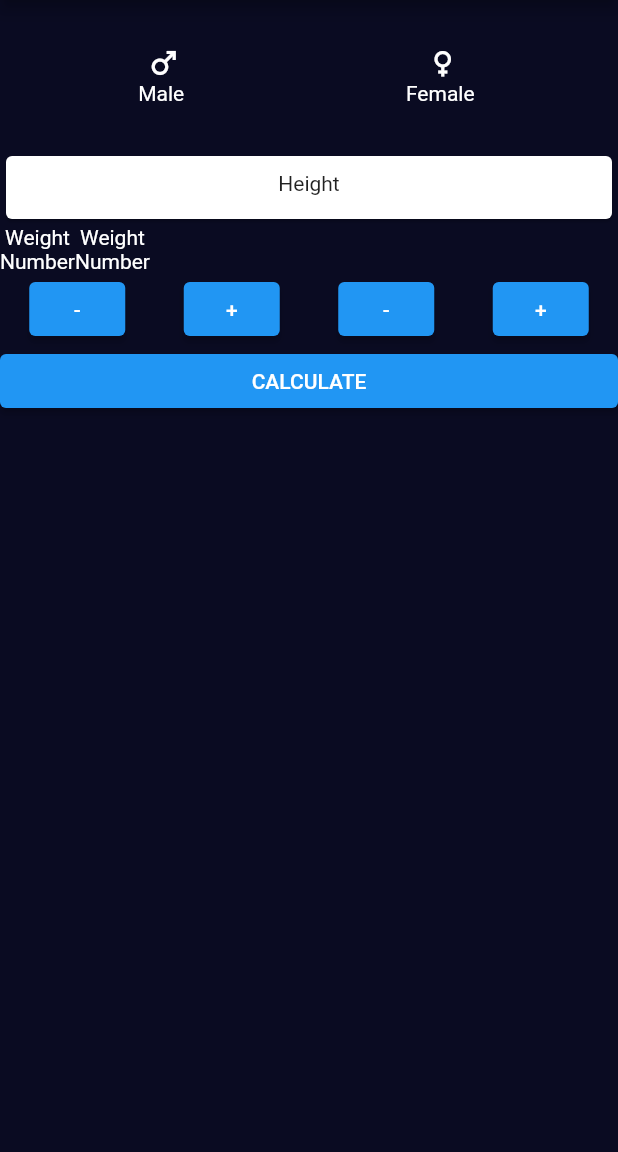
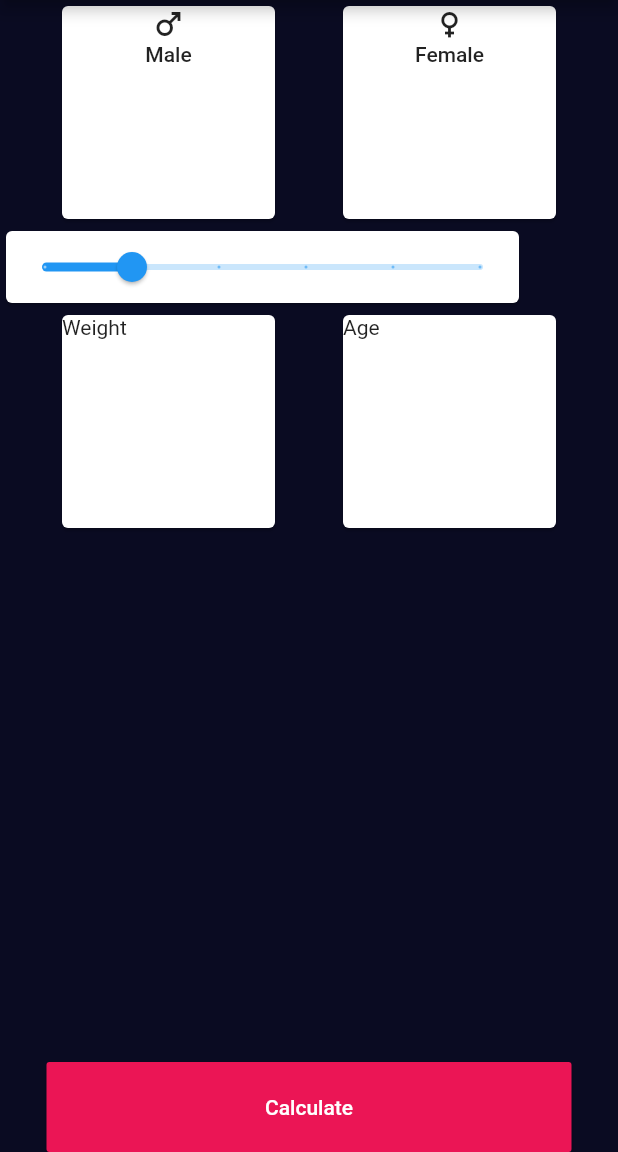
Before and after one commit to DrinKrasniqiNovus/flutter-assignments, a Flutter app: the screen it shows after launch, on a phone screen of 412 x 824 dp, the part 84-1236 px from its top. Run offline on Flutter 3.47's test engine with Material 2 defaults, Android fonts, the phone set to English and light mode, and no system bars; our stand-ins replace google_fonts.

Commit message:
made 2 buttons, added slider ,styled button

```diff
--- a/bmi_calculator/lib/screens/calculator_screen.dart
+++ b/bmi_calculator/lib/screens/calculator_screen.dart
@@ -1,4 +1,3 @@
-import 'package:bmi_calculator/main.dart';
 import 'package:flutter/material.dart';
 
 class CalculatorScreen extends StatefulWidget {
@@ -9,6 +8,7 @@ class CalculatorScreen extends StatefulWidget {
 }
 
 class _CalculatorScreenState extends State<CalculatorScreen> {
+  double _currentSliderValue = 20;
   @override
   Widget build(BuildContext context) {
     return Scaffold(
@@ -22,157 +22,88 @@ class _CalculatorScreenState extends State<CalculatorScreen> {
       ),
       body: Column(
         children: [
-          Padding(
-            padding: const EdgeInsets.all(20.0),
-            child: Row(
-              mainAxisAlignment: MainAxisAlignment.spaceAround,
+          Row(
+            mainAxisAlignment: MainAxisAlignment.spaceEvenly,
             children: [
-                Padding(
-                  padding: const EdgeInsets.all(10.0),
+              Container(
+                height: 150,
+                width: 150,
+                child: Card(
+                  child: FlatButton(
+                      onPressed: () {},
                       child: Column(
-                    children: [
-                      Row(
-                        children: [
-                          Icon(
-                            Icons.male,
-                            color: Colors.white,
+                        children: [Icon(Icons.male), Text('Male')],
+                      )),
+                ),
+              ),
+              Container(
+                height: 150,
+                width: 150,
+                child: Card(
+                  child: FlatButton(
+                      onPressed: () {},
+                      child: Column(
+                        children: [Icon(Icons.female), Text('Female')],
+                      )),
+                ),
               ),
             ],
           ),
           Row(
             children: [
-                          Text(
-                            'Male ',
-                            style: TextStyle(
-                              color: Colors.white,
+              SizedBox(
+                width: 350,
+                child: Card(
+                  child: Slider(
+                    value: _currentSliderValue,
+                    min: 0,
+                    max: 100,
+                    divisions: 5,
+                    label: _currentSliderValue.round().toString(),
+                    onChanged: (double value) {
+                      setState(() {
+                        _currentSliderValue = value;
+                      });
+                    },
+                  ),
                 ),
               ),
             ],
           ),
-                    ],
+          Row(
+            mainAxisAlignment: MainAxisAlignment.spaceEvenly,
+            children: [
+              Container(
+                height: 150,
+                width: 150,
+                child: Card(
+                  child: Text('Weight'),
                 ),
               ),
-                Padding(
-                  padding: const EdgeInsets.all(10.0),
-                  child: Column(
-                    children: [
-                      Row(
-                        children: [
-                          Icon(
-                            Icons.female,
-                            color: Colors.white,
-                          ),
-                        ],
-                      ),
-                      Row(
-                        children: [
-                          Text(
-                            'Female ',
-                            style: TextStyle(
-                              color: Colors.white,
+              Container(
+                height: 150,
+                width: 150,
+                child: Card(
+                  child: Text('Age'),
                 ),
               ),
             ],
           ),
-                    ],
-                  ),
-                )
-              ],
-            ),
-          ),
-          Container(
-            width: double.infinity,
-            height: 50,
-            child: Card(
-              child: Padding(
-                padding: const EdgeInsets.all(10.0),
+          Expanded(
+            child: Align(
+              alignment: FractionalOffset.bottomCenter,
+              child: MaterialButton(
+                height: 60,
+                minWidth: 350,
+                color: Theme.of(context).accentColor,
+                onPressed: () => {},
                 child: Text(
-                  'Height',
-                  textAlign: TextAlign.center,
+                  'Calculate',
+                  style: TextStyle(color: Colors.white),
                 ),
               ),
             ),
           ),
-          Row(
-            children: [
-              Column(
-                children: [
-                  Row(
-                    children: [
-                      Text(
-                        'Weight',
-                        style: TextStyle(color: Colors.white),
-                      ),
-                    ],
-                  ),
-                  Row(
-                    children: [
-                      Text(
-                        'Number',
-                        style: TextStyle(color: Colors.white),
-                      ),
-                    ],
-                  )
-                ],
-              ),
-              Column(
-                children: [
-                  Row(
-                    children: [
-                      Text(
-                        'Weight',
-                        style: TextStyle(color: Colors.white),
-                      ),
-                    ],
-                  ),
-                  Column(
-                    children: [
-                      Row(
-                        children: [
-                          Text(
-                            'Number',
-                            style: TextStyle(color: Colors.white),
-                          ),
-                        ],
-                      ),
-                    ],
-                  )
-                ],
-              )
-            ],
-          ),
-          Row(
-            mainAxisAlignment: MainAxisAlignment.spaceAround,
-            children: [
-              ElevatedButton(
-                onPressed: () => {},
-                child: Text(
-                  '-',
-                ),
-              ),
-              ElevatedButton(
-                onPressed: () => {},
-                child: Text('+'),
-              ),
-              ElevatedButton(
-                onPressed: () => {},
-                child: Text(
-                  '-',
-                ),
-              ),
-              ElevatedButton(
-                onPressed: () => {},
-                child: Text('+'),
-              ),
-            ],
-          ),
-          Container(
-            width: double.infinity,
-            child: ElevatedButton(
-              onPressed: () {},
-              child: Text('CALCULATE'),
-            ),
-          )
         ],
       ),
     );
```
Lines whose indentation alone changed are shown as unchanged.
